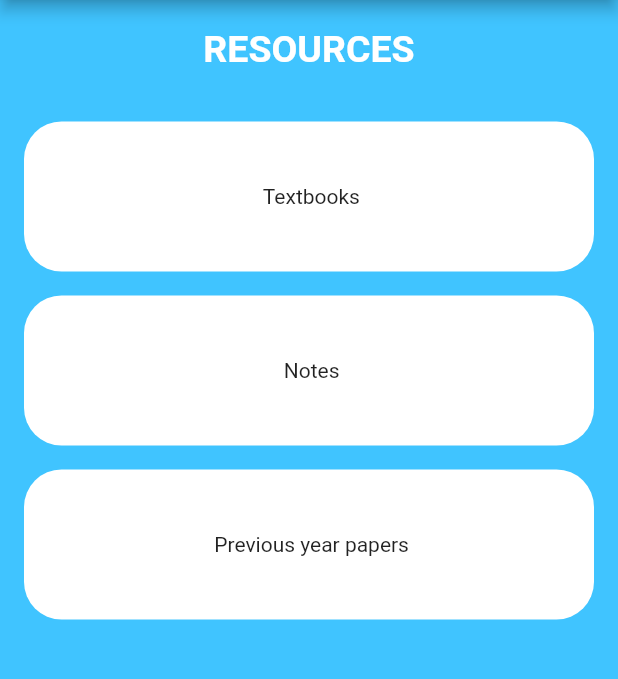
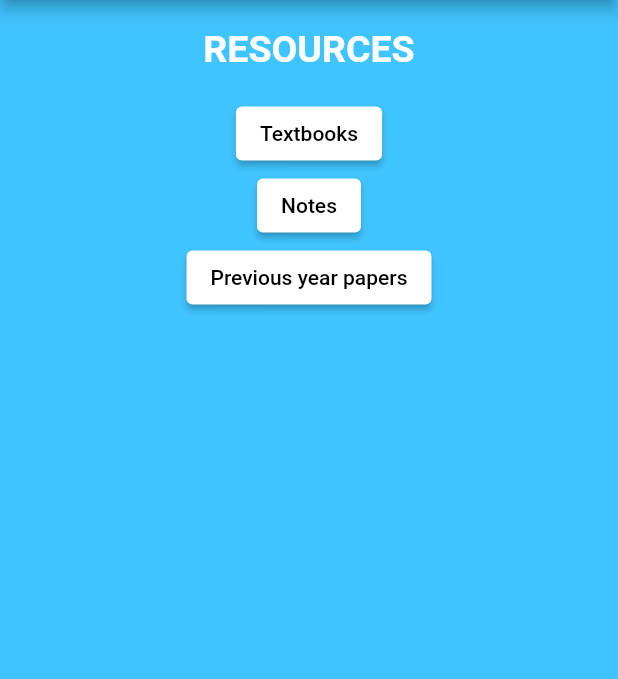
Before and after one commit to KuldeepRathor/TernaConnect, a Flutter app: the Resources screen opened directly, on a phone screen of 412 x 824 dp, the part 84-763 px from its top. Run offline on Flutter 3.47's test engine with Material 2 defaults, Android fonts, the phone set to English and light mode, and no system bars; our stand-ins replace animated_text_kit, cloud_firestore, firebase_auth, firebase_core; missing offline and left inert: animated_card; accounts and stored records are empty.

Commit message:
resource buttons

```diff
--- a/lib/resource/resources.dart
+++ b/lib/resource/resources.dart
@@ -8,7 +8,7 @@ class Resources  extends StatefulWidget {
   _ResourcesState createState() => _ResourcesState();
 }
 class _ResourcesState extends State<Resources> {
-  final List<String> entries = <String>['Textbooks', 'Notes', 'Previous year papers'];
+  final List<String> entries = <String>['s', 'Notes', 'Previous year papers'];
   @override
   Widget build(BuildContext context) {
     return Scaffold(
@@ -41,26 +41,34 @@ class _ResourcesState extends State<Resources> {
                     ),
                   ),
                 ),
-                Expanded(
-                  child: ListView.builder(
-                      padding: const EdgeInsets.all(8),
-                      itemCount: entries.length,
+                ElevatedButton(
+                  style: ElevatedButton.styleFrom(
+                    primary: Colors.white, // background
+                    onPrimary: Colors.black,
+                    // foreground
+                  ),
+                  onPressed: () { },
+                  child: Text('Textbooks'),
+                ),
+                ElevatedButton(
+                  style: ElevatedButton.styleFrom(
+                    primary: Colors.white, // background
+                    onPrimary: Colors.black, // foreground
+                  ),
+                  onPressed: () { },
+                  child: Text('Notes'),
+                ),
 
-                      itemBuilder: (BuildContext context, int index) {
-                        return Padding(
-                          padding: const EdgeInsets.all(8.0),
-                          child: Container(
-                            decoration:  BoxDecoration(
-                              color: Colors.white ,
-                              borderRadius:BorderRadius.circular(25),
-                            ),
-                            height: 100,
-                            child: Center(child: Text(' ${entries[index]}')),
-                          ),
-                        );
-                      }
+                ElevatedButton(
+                  style: ElevatedButton.styleFrom(
+                    primary: Colors.white, // background
+                    onPrimary: Colors.black, // foreground
                   ),
-                ),
+                  onPressed: () { },
+                  child: Text('Previous year papers'),
+                )
+
+
               ],
             ),
           ),
```
